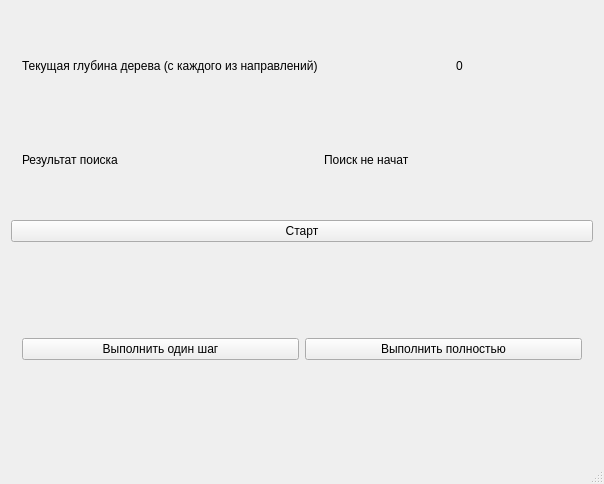
GaussGun3000/AI, file AI/MainWindow.ui: the form before one commit.
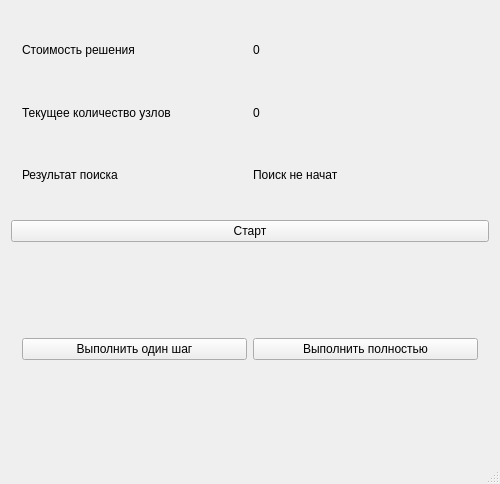
The form after the commit.

Patch:
```diff
--- a/AI/MainWindow.ui
+++ b/AI/MainWindow.ui
@@ -6,7 +6,7 @@
    <rect>
     <x>0</x>
     <y>0</y>
-    <width>604</width>
+    <width>500</width>
     <height>484</height>
    </rect>
   </property>
@@ -18,50 +18,48 @@
     <item>
      <widget class="QWidget" name="statisticWidget" native="true">
       <layout class="QGridLayout" name="gridLayout">
-       <item row="0" column="0">
-        <widget class="QLabel" name="label">
-         <property name="text">
-          <string>Текущая глубина дерева (с каждого из направлений)</string>
-         </property>
-        </widget>
-       </item>
-       <item row="0" column="2">
-        <widget class="QLabel" name="depthLabel">
-         <property name="text">
-          <string>0</string>
-         </property>
-        </widget>
-       </item>
-       <item row="0" column="1">
-        <spacer name="horizontalSpacer">
-         <property name="orientation">
-          <enum>Qt::Horizontal</enum>
-         </property>
-         <property name="sizeType">
-          <enum>QSizePolicy::Minimum</enum>
-         </property>
-         <property name="sizeHint" stdset="0">
-          <size>
-           <width>40</width>
-           <height>20</height>
-          </size>
-         </property>
-        </spacer>
-       </item>
-       <item row="1" column="0">
+       <item row="2" column="0">
         <widget class="QLabel" name="label_2">
          <property name="text">
           <string>Результат поиска</string>
          </property>
         </widget>
        </item>
-       <item row="1" column="1">
+       <item row="2" column="1">
         <widget class="QLabel" name="searchStatusLabel">
          <property name="text">
           <string>Поиск не начат</string>
          </property>
         </widget>
        </item>
+       <item row="0" column="1">
+        <widget class="QLabel" name="depthLabel">
+         <property name="text">
+          <string>0</string>
+         </property>
+        </widget>
+       </item>
+       <item row="0" column="0">
+        <widget class="QLabel" name="label">
+         <property name="text">
+          <string>Стоимость решения</string>
+         </property>
+        </widget>
+       </item>
+       <item row="1" column="0">
+        <widget class="QLabel" name="label_3">
+         <property name="text">
+          <string>Текущее количество узлов</string>
+         </property>
+        </widget>
+       </item>
+       <item row="1" column="1">
+        <widget class="QLabel" name="nodesNumLabel">
+         <property name="text">
+          <string>0</string>
+         </property>
+        </widget>
+       </item>
       </layout>
      </widget>
     </item>
```
Left out of the diff: 6 changed lines with no effect on the pictures.
